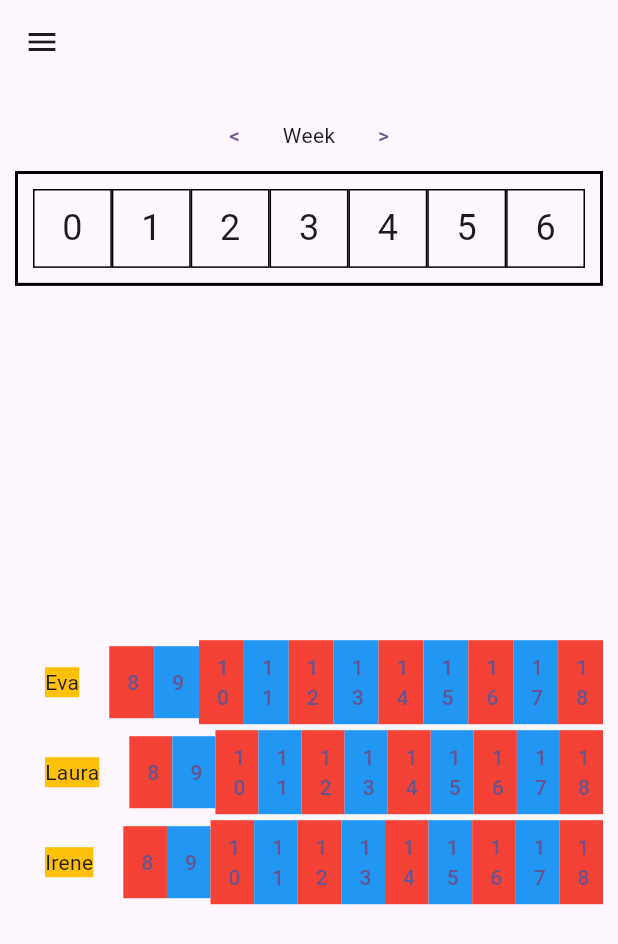
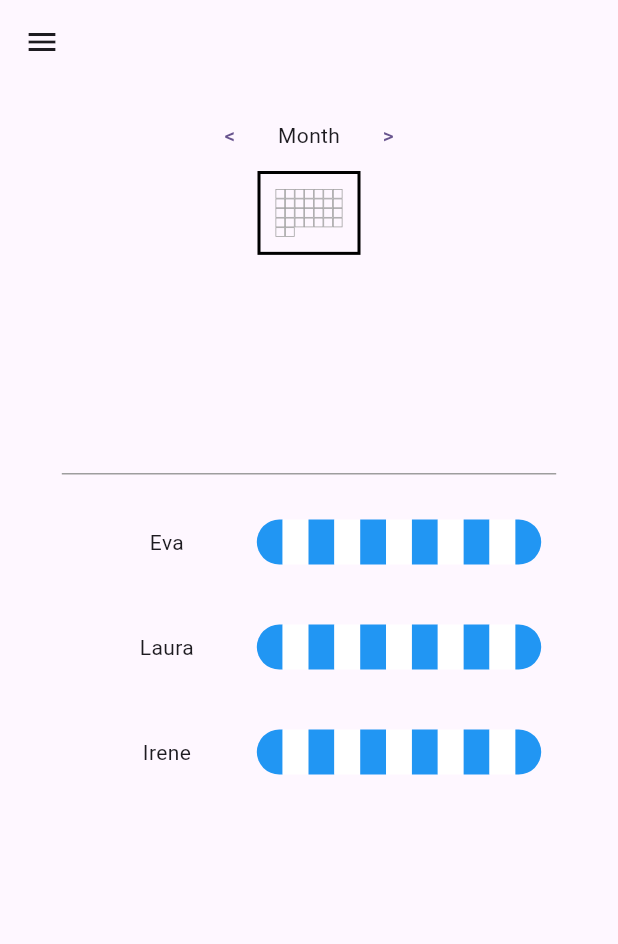
Before and after one commit to jorgesanfz/manager, a Flutter app: the screen it shows after launch, on a phone screen of 412 x 824 dp. Shown: the top 944 px of the screen. Run offline on Flutter 3.47's test engine with Material 3 defaults, Android fonts, the phone set to English and light mode, and no system bars.

Commit message:
🚧 Booking

```diff
--- a/lib/widgets/booking_calendar.dart
+++ b/lib/widgets/booking_calendar.dart
@@ -10,7 +10,7 @@ class BookingCalendar extends StatelessWidget {
     return Column(
       children: [
         Expanded(flex: 1, child: DatePicker()),
-        Expanded(flex: 4, child: DayView()),
+        Expanded(flex: 2, child: DayView()),
       ],
       /*Expanded(
           child: Container(
--- a/lib/widgets/booking_calendar/date_picker_body.dart
+++ b/lib/widgets/booking_calendar/date_picker_body.dart
@@ -17,8 +17,7 @@ class _DatePickerBodyState extends State<DatePickerBody> {
       child: LayoutBuilder(
         builder: (BuildContext context, BoxConstraints constraints) {
           return Container(
-            //width: MediaQuery.of(context).size.width / 3,
-            width: 400,
+            width: MediaQuery.of(context).size.width / 6,
             decoration: BoxDecoration(
               border: Border.all(
                 color: Colors.black, // Border color
@@ -31,21 +30,23 @@ class _DatePickerBodyState extends State<DatePickerBody> {
                 shrinkWrap: true,
                 crossAxisCount: 7,
                 children: List.generate(
-                  7,
+                  30,
                       (index) {
+                    var day = index+1;
                     return Center(
                       child: Container(
                         constraints: const BoxConstraints.expand(),
                         decoration: BoxDecoration(
                           border: Border.all(
-                            color: Colors.black, // Border color
-                            width: 1.0, // Border width
+                            color: Colors.grey, // Border color
+                            width: 0.5, // Border width
                           ),
                         ),
                         child: Center(
                           child: Text(
-                            '$index',
-                            style: Theme.of(context).textTheme.headlineSmall,
+                            '$day',
+                            //style: Theme.of(context).textTheme.headlineSmall,
+                            style: TextStyle(fontSize: 16),
                           ),
                         ),
                       ),
--- a/lib/widgets/booking_calendar/date_picker_header.dart
+++ b/lib/widgets/booking_calendar/date_picker_header.dart
@@ -24,7 +24,7 @@ class _DatePickerHeaderState extends State<DatePickerHeader> {
             },
             child: Text('<'),
           ),
-          Text("Week"),
+          Text("Month"),
           TextButton(
             onPressed: () {
               //
--- a/lib/widgets/booking_calendar/day_view.dart
+++ b/lib/widgets/booking_calendar/day_view.dart
@@ -1,4 +1,5 @@
 import 'package:flutter/material.dart';
+import 'package:manager/widgets/hours_bar.dart';
 
 class DayView extends StatefulWidget {
   @override
@@ -23,26 +24,48 @@ class _DayViewState extends State<DayView> {
 
   @override
   Widget build(BuildContext context) {
-    return IntrinsicHeight(
+    return Container(
+      padding: const EdgeInsets.all(10),
+      decoration: BoxDecoration(
+          //color: Colors.blueGrey,
+          border: Border(top: BorderSide(color: Colors.grey, width: 1))),
+      width: MediaQuery.of(context).size.width / 1.25,
       child: Column(
-        mainAxisAlignment: MainAxisAlignment.center,
+        mainAxisAlignment: MainAxisAlignment.start,
         //mainAxisSize: MainAxisSize.min,
         // Allow the column to take minimum vertical space
         children: [
           for (int i = 0; i < workers.length; i++)
-            Row(
+            IntrinsicHeight(
+              child: Row(
                 mainAxisAlignment: MainAxisAlignment.center,
                 children: <Widget>[
                   Container(
-                  margin: EdgeInsets.all(20),
-                  child: Text(workers[i]),
-                  color: Colors.amber,
+                    //decoration: BoxDecoration(border: Border(bottom: BorderSide(color: Colors.grey))),
+                    width: 120,
+                    margin: EdgeInsets.only(bottom: 25, top: 25),
+                    child: Center(child: Text(workers[i])),
+                    //color: Colors.amber,
                   ),
+                  //const VerticalDivider(color: Colors.grey, thickness: 1),
                   for (int i = 0; i < dayHours.length; i++)
                     Expanded(
-                    flex: 1,
+                      //flex: 1,
                       child: Container(
-                      color: i % 2 == 0 ? Colors.red : Colors.blue,
+                        decoration: BoxDecoration(
+                          color: i % 2 == 0 ? Colors.blue : Colors.white,
+                          //border: Border.all(color: Colors.black),
+                          borderRadius: i == 0
+                              ? const BorderRadius.only(
+                                  topLeft: Radius.circular(20),
+                                  bottomLeft: Radius.circular(20))
+                              : i == dayHours.length - 1
+                                  ? const BorderRadius.only(
+                                      topRight: Radius.circular(20),
+                                      bottomRight: Radius.circular(20))
+                                  : null,
+                        ),
+                        height: 30,
                         child: Center(
                             child: TextButton(
                           child: Text(dayHours[i]),
@@ -53,7 +76,8 @@ class _DayViewState extends State<DayView> {
                       ),
                     ),
                 ],
-            )
+              ),
+            ),
         ],
       ),
     );
```
Also changed, not shown: lib/utils/workday.dart (added), lib/widgets/meet.dart (added), lib/widgets/meet/form.dart (added), lib/widgets/meet/info.dart (added). Lines whose indentation alone changed are shown as unchanged.
